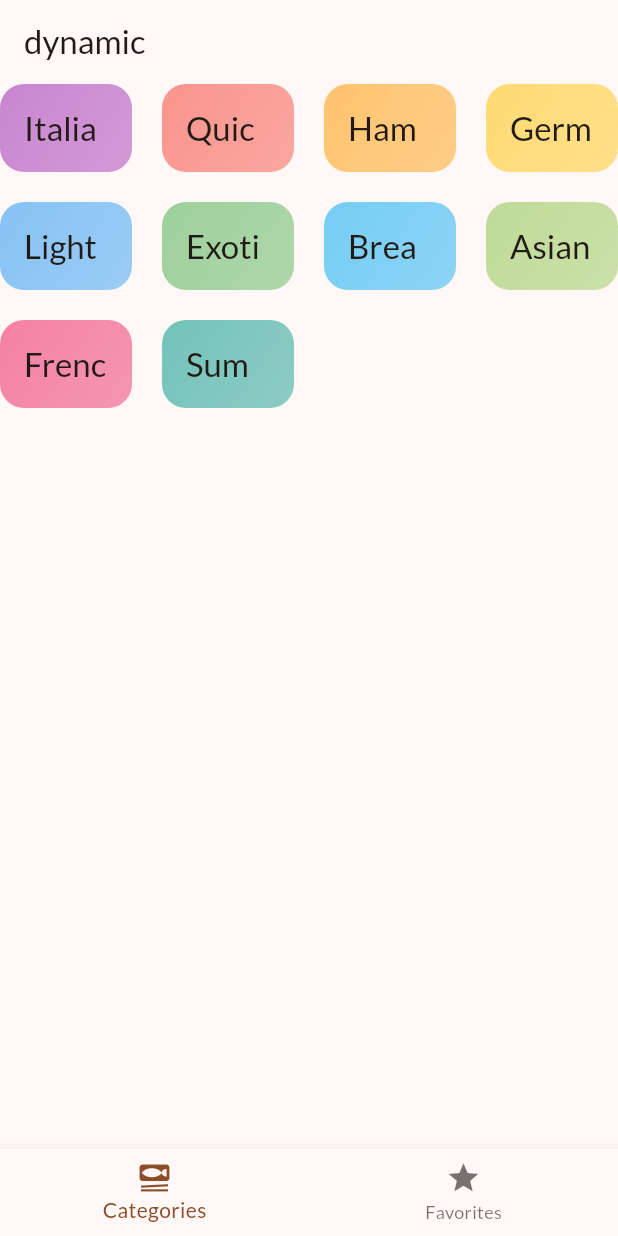
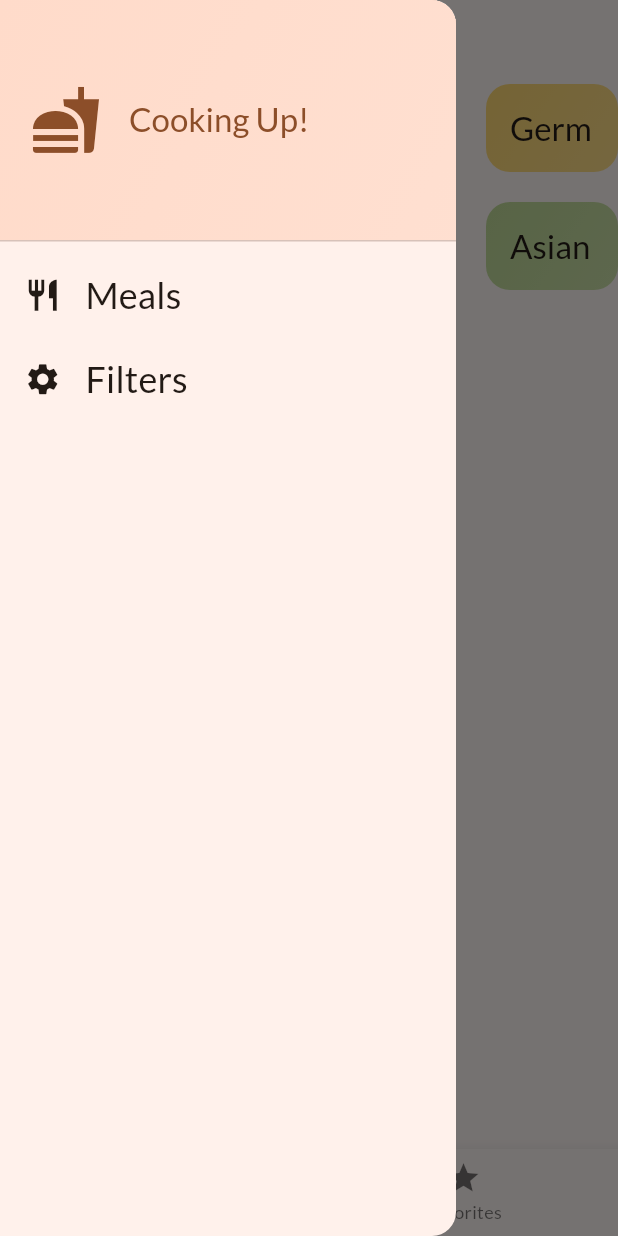
Before and after one commit to federicosedia/MealsApp, a Flutter app: the screen it shows after launch, with the side drawer open (before the commit the screen has no drawer), on a phone screen of 412 x 824 dp. Run offline on Flutter 3.47's test engine with Material 2 defaults, Android fonts, the phone set to English and light mode, and no system bars; our stand-ins replace google_fonts, transparent_image.

Commit message:
Drawer and App State

```diff
--- a/lib/screens/meal_detail.dart
+++ b/lib/screens/meal_detail.dart
@@ -1,5 +1,4 @@
 import 'package:flutter/material.dart';
-import 'package:meals_app/main.dart';
 import 'package:meals_app/models/meal.dart';
 
 class MealDetailScreen extends StatelessWidget {
@@ -39,7 +38,7 @@ class MealDetailScreen extends StatelessWidget {
                 height: 300,
                 fit: BoxFit.cover,
               ),
-              SizedBox(
+              const SizedBox(
                 height: 14,
               ),
               Text(
@@ -48,7 +47,7 @@ class MealDetailScreen extends StatelessWidget {
                     color: Theme.of(context).colorScheme.primary,
                     fontWeight: FontWeight.bold),
               ),
-              SizedBox(
+              const SizedBox(
                 height: 14,
               ),
               for (final ingredient in meal.ingredients)
@@ -58,7 +57,7 @@ class MealDetailScreen extends StatelessWidget {
                         color: Theme.of(context).colorScheme.onBackground,
                       ),
                 ),
-              SizedBox(
+              const SizedBox(
                 height: 22,
               ),
               Text(
@@ -67,7 +66,7 @@ class MealDetailScreen extends StatelessWidget {
                     color: Theme.of(context).colorScheme.primary,
                     fontWeight: FontWeight.bold),
               ),
-              SizedBox(
+              const SizedBox(
                 height: 14,
               ),
               for (final steps in meal.steps)
--- a/lib/screens/meals.dart
+++ b/lib/screens/meals.dart
@@ -1,7 +1,4 @@
 import 'package:flutter/material.dart';
-import 'package:meals_app/data/dummy_data.dart';
-import 'package:meals_app/main.dart';
-import 'package:meals_app/models/category.dart';
 import 'package:meals_app/models/meal.dart';
 import 'package:meals_app/screens/meal_detail.dart';
 import 'package:meals_app/widgets/meal_item.dart';
--- a/lib/screens/tabs.dart
+++ b/lib/screens/tabs.dart
@@ -2,6 +2,7 @@ import 'package:flutter/material.dart';
 import 'package:meals_app/models/meal.dart';
 import 'package:meals_app/screens/categories.dart';
 import 'package:meals_app/screens/meals.dart';
+import 'package:meals_app/widgets/main_drawer.dart';
 
 //è uno statefull perchè bisogna aggiornare la pagina
 //quindi significa aggiornare lo stato
@@ -19,14 +20,31 @@ class _TabsScreenState extends State<TabsScreen> {
 
   final List<Meal> _favoriteMeals = [];
 
+//funzione per mostrare un messaggio quando viene aggiunto ai preferiti
+  void _showInfoMessage(String message) {
+    ScaffoldMessenger.of(context).clearSnackBars();
+    ScaffoldMessenger.of(context).showSnackBar(
+      SnackBar(
+        content: Text(message),
+      ),
+    );
+  }
+
 //metodo per rimuovere o aggiungere pasti ai preferiti
   void _toggleMealFavoriteStatus(Meal meal) {
     final isExisting = _favoriteMeals
         .contains(meal); //=true se è nei preferiti altrimenti false
     if (isExisting) {
-      _favoriteMeals.remove(meal);
+      setState(() {
+        _favoriteMeals.remove(meal);
+      });
+      _showInfoMessage('Meal is no longer a Favorites');
     } else {
-      _favoriteMeals.add(meal);
+      setState(() {
+        //senza setstate non viene aggiornato lo stato
+        _favoriteMeals.add(meal);
+      });
+      _showInfoMessage('Marked as a favorite');
     }
   }
 
@@ -47,15 +65,16 @@ class _TabsScreenState extends State<TabsScreen> {
 
     if (_selectedPageIndex == 1) {
       activepage = MealsScreen(
-        meals: [],
+        meals: _favoriteMeals,
         onToggleFavorite: _toggleMealFavoriteStatus,
       );
       activePageTitle = 'Favorites';
     }
     return Scaffold(
       appBar: AppBar(
-        title: Text('dynamic'),
+        title: const Text('dynamic'),
       ),
+      drawer: const MainDrawer(),
       body: activepage,
       bottomNavigationBar: BottomNavigationBar(
         onTap: _selectePage,
--- a/lib/widgets/category_grid_item.dart
+++ b/lib/widgets/category_grid_item.dart
@@ -1,6 +1,5 @@
 import 'package:flutter/material.dart';
-import 'package:flutter/widgets.dart';
-import 'package:meals_app/main.dart';
+
 import 'package:meals_app/models/category.dart';
 
 class CategoryGridItem extends StatelessWidget {
--- /dev/null
+++ b/lib/widgets/main_drawer.dart
@@ -0,0 +1,74 @@
+import 'package:flutter/material.dart';
+import 'package:meals_app/main.dart';
+
+class MainDrawer extends StatelessWidget {
+  const MainDrawer({super.key});
+
+  @override
+  Widget build(BuildContext context) {
+    return Drawer(
+      child: Column(
+        children: [
+          DrawerHeader(
+            child: Row(
+              children: [
+                Icon(
+                  Icons.fastfood,
+                  size: 48,
+                  color: Theme.of(context).colorScheme.primary,
+                ),
+                const SizedBox(
+                  width: 18,
+                ),
+                Text(
+                  'Cooking Up!',
+                  style: Theme.of(context).textTheme.titleLarge!.copyWith(
+                        color: Theme.of(context).colorScheme.primary,
+                      ),
+                )
+              ],
+            ),
+            decoration: BoxDecoration(
+              gradient: LinearGradient(
+                colors: [
+                  Theme.of(context).colorScheme.primaryContainer,
+                  Theme.of(context)
+                      .colorScheme
+                      .primaryContainer
+                      .withOpacity(0.8)
+                ],
+                begin: Alignment.topLeft,
+                end: Alignment.bottomRight,
+              ),
+            ),
+            padding: const EdgeInsets.all(20),
+          ), //intestazione
+          ListTile(
+            leading: Icon(Icons.restaurant,
+                size: 25, color: Theme.of(context).colorScheme.onBackground),
+            title: Text(
+              'Meals',
+              style: Theme.of(context).textTheme.titleSmall!.copyWith(
+                    color: Theme.of(context).colorScheme.onBackground,
+                    fontSize: 24,
+                  ),
+            ),
+            onTap: () {},
+          ),
+          ListTile(
+            leading: Icon(Icons.settings,
+                size: 25, color: Theme.of(context).colorScheme.onBackground),
+            title: Text(
+              'Filters',
+              style: Theme.of(context).textTheme.titleSmall!.copyWith(
+                    color: Theme.of(context).colorScheme.onBackground,
+                    fontSize: 24,
+                  ),
+            ),
+            onTap: () {},
+          )
+        ],
+      ),
+    );
+  }
+}
--- a/lib/widgets/meal_item_trait.dart
+++ b/lib/widgets/meal_item_trait.dart
@@ -1,5 +1,4 @@
 import 'package:flutter/material.dart';
-import 'package:flutter/src/widgets/framework.dart';
 
 class MealItemTrait extends StatelessWidget {
   const MealItemTrait({
```
